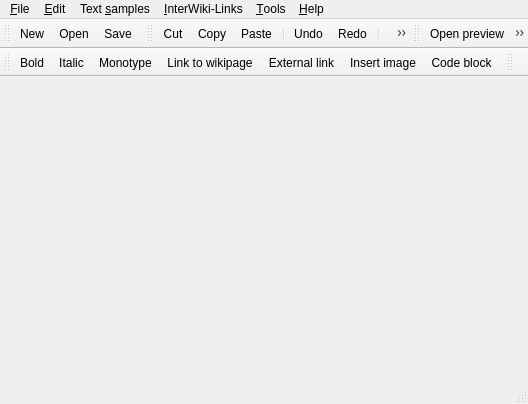
Old version of the form CInyokaEdit.ui in the repository inyokaproject/inyokaedit.
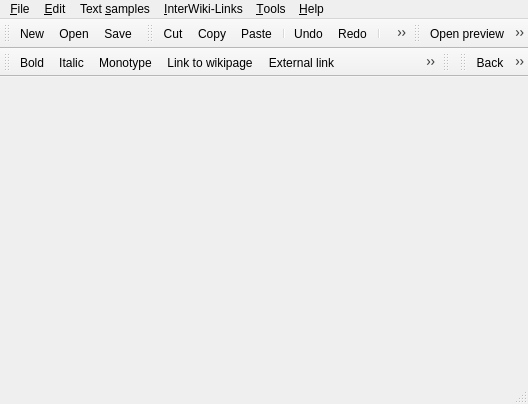
New version of the form. Icons and pictures are not drawn.

Commit message: Added back/forward/reload button to preview. Fixed LP: #941528 and LP: #941532 - thanks to Lasall.

Patch:
```diff
--- a/CInyokaEdit.ui
+++ b/CInyokaEdit.ui
@@ -257,6 +257,20 @@
     <bool>false</bool>
    </attribute>
   </widget>
+  <widget class="QToolBar" name="browserBar">
+   <property name="windowTitle">
+    <string>Browser toolbar</string>
+   </property>
+   <attribute name="toolBarArea">
+    <enum>TopToolBarArea</enum>
+   </attribute>
+   <attribute name="toolBarBreak">
+    <bool>false</bool>
+   </attribute>
+   <addaction name="goBackBrowserAct"/>
+   <addaction name="goForwardBrowserAct"/>
+   <addaction name="reloadBrowserAct"/>
+  </widget>
   <action name="reportBugAct">
    <property name="icon">
     <iconset resource="inyokaeditresources.qrc">
@@ -790,6 +804,36 @@
     <string>Download Inyoka styles</string>
    </property>
   </action>
+  <action name="goBackBrowserAct">
+   <property name="icon">
+    <iconset resource="inyokaeditresources.qrc">
+     <normaloff>:/images/go-previous.png</normaloff>:/images/go-previous.png</iconset>
+   </property>
+   <property name="text">
+    <string>Back</string>
+   </property>
+  </action>
+  <action name="goForwardBrowserAct">
+   <property name="icon">
+    <iconset resource="inyokaeditresources.qrc">
+     <normaloff>:/images/go-next.png</normaloff>:/images/go-next.png</iconset>
+   </property>
+   <property name="text">
+    <string>Forward</string>
+   </property>
+  </action>
+  <action name="reloadBrowserAct">
+   <property name="icon">
+    <iconset resource="inyokaeditresources.qrc">
+     <normaloff>:/images/view-refresh.png</normaloff>:/images/view-refresh.png</iconset>
+   </property>
+   <property name="text">
+    <string>Reload</string>
+   </property>
+   <property name="toolTip">
+    <string>Reload</string>
+   </property>
+  </action>
  </widget>
  <layoutdefault spacing="6" margin="11"/>
  <resources>
```
Left out of the diff: 30 changed lines with no effect on the pictures. The commit also changes 10 other files.
